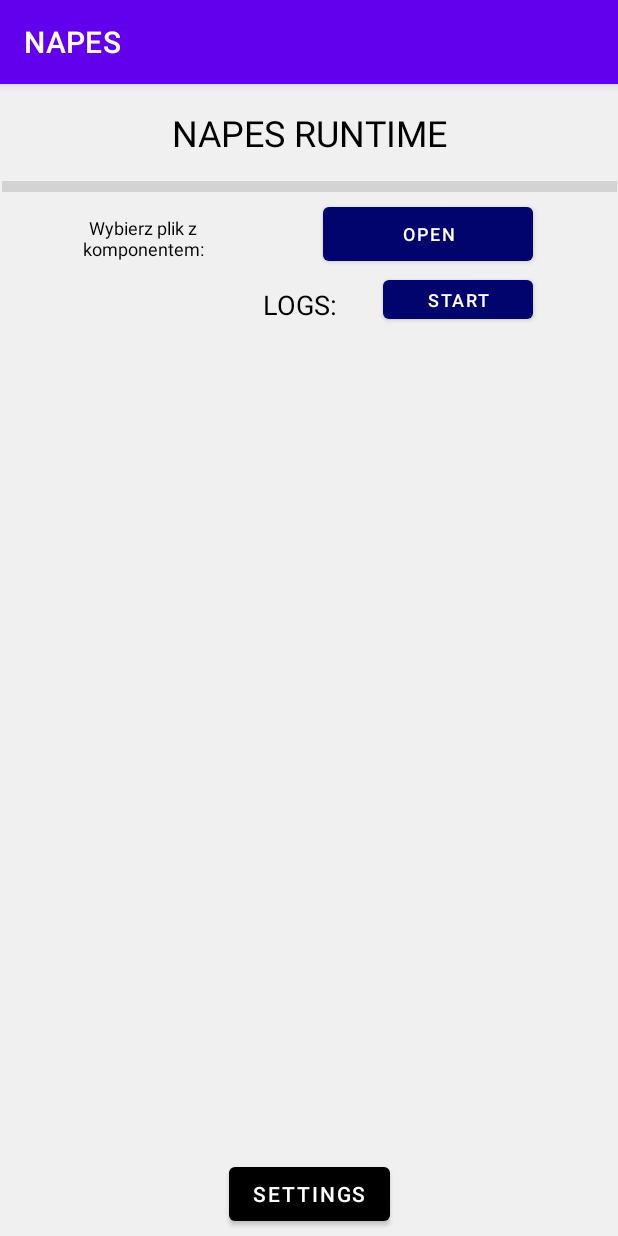
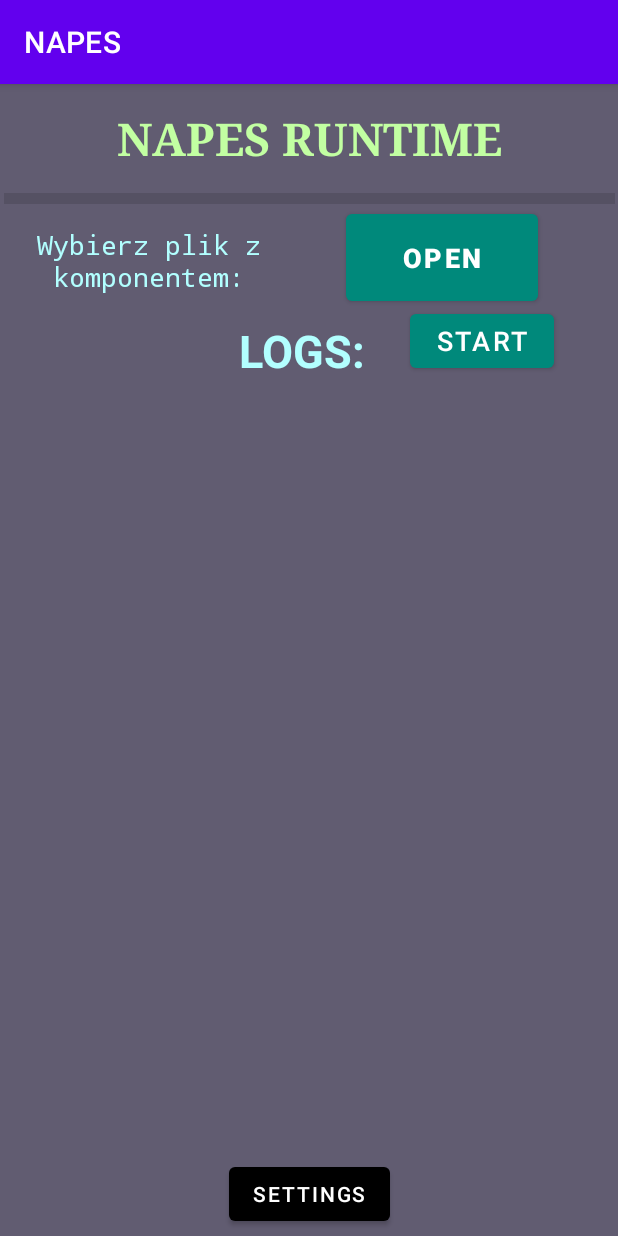
Before and after one commit to NikitaVovk/NAPES, an Android app: the screen it shows after launch (MainActivity), on a phone screen of 412 x 824 dp. Run offline under Robolectric (Android 15) with nearby library versions, the phone set to English and light mode, and no system bars; libraries missing offline, so code that uses them is left out: org.eclipse.paho.

Commit message:
SEEM WORKING FSM queue seems to be good //Checkpoint before UI changing// UI changed and LOG view was added

```diff
--- a/app/src/main/java/com/example/napes/clients/MqttCallbackImpl.java
+++ b/app/src/main/java/com/example/napes/clients/MqttCallbackImpl.java
@@ -9,6 +9,7 @@ import com.example.napes.runtime.domains.events.Event;
 import com.example.napes.runtime.service.EventService;
 import com.example.napes.runtime.service.Service;
 import com.example.napes.runtime.service.ServiceStates;
+import com.example.napes.runtime.service.payload.Colors;
 
 import org.eclipse.paho.client.mqttv3.IMqttDeliveryToken;
 import org.eclipse.paho.client.mqttv3.MqttAsyncClient;
@@ -75,7 +76,7 @@ public class MqttCallbackImpl implements MqttCallback {
     public void clientPublish(String message){
         try {
             client.publish(Config.mqttTopic,new MqttMessage(message.getBytes()));
-            mainActivity.setText("MQTT/Message sent!\n", Color.rgb(205,108,108));
+            mainActivity.setText("MQTT/Message sent!\n", Colors.mqttColor);
         } catch (MqttException e) {
             e.printStackTrace();
         }
@@ -107,7 +108,7 @@ public class MqttCallbackImpl implements MqttCallback {
 
       //  Config.fos.write(payload.getBytes());
         //textView.append("\n"+payload);
-        mainActivity.setText("MQTT message:\n@     Topic   >>>   " + topic +"\n@     Payload   >>>   "+payload+"\n\n", Color.rgb(51,38,38));
+        mainActivity.setText("MQTT message:\n@     Topic   >>>   " + topic +"\n@     Payload   >>>   "+payload+"\n\n",Colors.mqttColor);
         Log.d(TAG, payload);
 
     }
--- a/app/src/main/java/com/example/napes/clients/TcpClientNIO.java
+++ b/app/src/main/java/com/example/napes/clients/TcpClientNIO.java
@@ -5,6 +5,7 @@ import android.os.Build;
 
 import com.example.napes.MainActivity;
 import com.example.napes.runtime.domains.flows.Flow;
+import com.example.napes.runtime.service.payload.Colors;
 
 import java.io.IOException;
 import java.net.InetSocketAddress;
@@ -74,7 +75,7 @@ public class TcpClientNIO extends Thread{
         }
         //System.out.println(messages[i]);
         buffer.clear();
-        handler.setText("TCP/Sent successfully packet:\n@     Flow     >>>      {"+flow.getfType()+"}\n", Color.rgb(12,75,131));
+        handler.setText("TCP/Sent successfully packet:\n@     Flow     >>>      {"+flow.getfType()+"}\n", Colors.tcpColor);
     }
 
 
--- a/app/src/main/java/com/example/napes/clients/UdpClient.java
+++ b/app/src/main/java/com/example/napes/clients/UdpClient.java
@@ -6,6 +6,7 @@ import android.os.Message;
 import com.example.napes.MainActivity;
 import com.example.napes.config.Config;
 import com.example.napes.runtime.domains.flows.Flow;
+import com.example.napes.runtime.service.payload.Colors;
 
 import java.io.IOException;
 import java.net.DatagramPacket;
@@ -71,7 +72,7 @@ public class UdpClient extends Thread{
             String line = new String(packet.getData(), 0, packet.getLength());
 
             System.out.println(line);
-           handler.setText("UDP/Sent successfully packet:\n@     Flow     >>>     {"+ this.flow.getfType()+"}\n", Color.rgb(15,129,11));
+           handler.setText("UDP/Sent successfully packet:\n@     Flow     >>>     {"+ this.flow.getfType()+"}\n", Colors.udpColor);
 
         } catch (SocketException e) {
             e.printStackTrace();
--- a/app/src/main/java/com/example/napes/runtime/service/ServicePorts.java
+++ b/app/src/main/java/com/example/napes/runtime/service/ServicePorts.java
@@ -10,6 +10,7 @@ import com.example.napes.config.Config;
 import com.example.napes.runtime.domains.component.Component;
 import com.example.napes.runtime.domains.ports.Port;
 import com.example.napes.runtime.domains.ports.PortList;
+import com.example.napes.runtime.service.payload.Colors;
 import com.example.napes.runtime.service.servers.TcpServer;
 import com.example.napes.runtime.service.servers.TcpServerNIO;
 import com.example.napes.runtime.service.servers.UdpServer;
@@ -68,7 +69,7 @@ public class ServicePorts extends Service {
     }
     private void startServer(String pTransport, int port){
         if (pTransport.equals("T")){
-            handler.setText("TCP server started on   >>>   "+port+"\n............................................................", Color.rgb(12,75,131));
+            handler.setText("TCP server started on   >>>   "+port+"\n........................................................................\n", Colors.tcpColor);
 //            TcpServer tcpServer = new TcpServer(port,handler);
 //            tcpServer.start();
             TcpServerNIO tcpServerNIO = new TcpServerNIO(handler,port);
@@ -76,7 +77,7 @@ public class ServicePorts extends Service {
 
         }
         else if (pTransport.equals("U")){
-            handler.setText("UDP server started on   >>>   "+port+"\n............................................................", Color.rgb(15,129,11));
+            handler.setText("UDP server started on   >>>   "+port+"\n........................................................................\n", Colors.udpColor);
             udpServer = new UdpServer(port,handler);
             udpServer.start();
         }
--- a/app/src/main/java/com/example/napes/runtime/service/servers/TcpServerNIO.java
+++ b/app/src/main/java/com/example/napes/runtime/service/servers/TcpServerNIO.java
@@ -3,6 +3,7 @@ package com.example.napes.runtime.service.servers;
 import android.graphics.Color;
 
 import com.example.napes.MainActivity;
+import com.example.napes.runtime.service.payload.Colors;
 
 import java.io.IOException;
 import java.net.InetSocketAddress;
@@ -90,7 +91,7 @@ public class TcpServerNIO extends Thread{
         Socket socket = channel.socket();
         SocketAddress remoteAddr = socket.getRemoteSocketAddress();
         System.out.println("Connected to: " + remoteAddr);
-        handler.setText("TCP/Connected to: "+remoteAddr,Color.rgb(12,75,131));
+        handler.setText("TCP/Connected to: "+remoteAddr,Colors.tcpColor);
 
         /*
          * Register channel with selector for further IO (record it for read/write
@@ -118,6 +119,6 @@ public class TcpServerNIO extends Thread{
         byte[] data = new byte[numRead];
         System.arraycopy(buffer.array(), 0, data, 0, numRead);
         System.out.println("Got: " + new String(data));
-        handler.setText("TCP/Arrived message:\n@     PAYLOAD     >>>     \n "+new String(data)+"\n",Color.rgb(12,75,131));
+        handler.setText("TCP/Arrived message:\n@     PAYLOAD     >>>     \n "+new String(data)+"\n", Colors.tcpColor);
     }
 }
--- a/app/src/main/java/com/example/napes/runtime/service/servers/UdpServer.java
+++ b/app/src/main/java/com/example/napes/runtime/service/servers/UdpServer.java
@@ -4,6 +4,7 @@ package com.example.napes.runtime.service.servers;
 import android.graphics.Color;
 
 import com.example.napes.MainActivity;
+import com.example.napes.runtime.service.payload.Colors;
 
 import java.io.IOException;
 import java.net.DatagramPacket;
@@ -54,7 +55,7 @@ public class UdpServer extends Thread {
                 int port = packet.getPort();
                 System.out.println("Request from: " + address + ":" + port);
                 System.out.println("Received data: "+ new String(packet.getData()));
-                handler.setText("UDP/Arrived message:\n@     PAYLOAD     >>>   \n "+ new String(packet.getData())+"\n", Color.rgb(15,129,11));
+                handler.setText("UDP/Arrived message:\n@     PAYLOAD     >>>   \n "+ new String(packet.getData())+"\n", Colors.udpColor);
                 //   System.out.println(dString+" "+buf.length);
                 packet = new DatagramPacket(buf, buf.length, address, port);
                 socket.send(packet);
--- a/app/src/main/res/layout/activity_main.xml
+++ b/app/src/main/res/layout/activity_main.xml
@@ -7,24 +7,27 @@
     tools:context=".MainActivity">
 
     <RelativeLayout
-        android:layout_width="match_parent"
-        android:layout_height="match_parent"
-        android:background="#F0F0F0"
-        tools:layout_editor_absoluteX="183dp"
-        tools:layout_editor_absoluteY="217dp">
+        android:id="@+id/relativeLayout"
+        android:layout_width="0dp"
+        android:layout_height="0dp"
+        android:background="#615C71"
+        app:layout_constraintBottom_toBottomOf="parent"
+        app:layout_constraintEnd_toEndOf="parent"
+        app:layout_constraintStart_toStartOf="parent"
+        app:layout_constraintTop_toTopOf="parent">
 
     </RelativeLayout>
 
     <Button
         android:id="@+id/startSimulation"
-        android:layout_width="100dp"
-        android:layout_height="38dp"
-        android:layout_marginEnd="63dp"
-        android:layout_marginRight="63dp"
-        android:layout_marginBottom="19dp"
+        android:layout_width="96dp"
+        android:layout_height="48dp"
+        android:layout_marginEnd="59dp"
+        android:layout_marginRight="59dp"
+        android:layout_marginBottom="9dp"
         android:text="START"
-        android:textSize="12sp"
-        app:backgroundTint="#02046E"
+        android:textSize="18sp"
+        app:backgroundTint="#00897B"
         app:layout_constraintBottom_toTopOf="@+id/textViewMqtt"
         app:layout_constraintEnd_toEndOf="parent"
         app:layout_constraintStart_toEndOf="@+id/textView7"
@@ -32,18 +35,19 @@
 
     <TextView
         android:id="@+id/textView2"
-        android:layout_width="152dp"
-        android:layout_height="41dp"
-        android:layout_marginStart="26dp"
-        android:layout_marginLeft="26dp"
-        android:layout_marginEnd="44dp"
-        android:layout_marginRight="44dp"
+        android:layout_width="154dp"
+        android:layout_height="56dp"
+        android:layout_marginStart="19dp"
+        android:layout_marginLeft="19dp"
+        android:layout_marginEnd="50dp"
+        android:layout_marginRight="50dp"
         android:layout_marginBottom="1dp"
+        android:fontFamily="monospace"
         android:gravity="center"
         android:text="Wybierz plik z komponentem:"
         android:textAllCaps="false"
-        android:textColor="#000000"
-        android:textSize="12sp"
+        android:textColor="#B2FFFF"
+        android:textSize="18sp"
         app:layout_constraintBottom_toTopOf="@+id/startSimulation"
         app:layout_constraintEnd_toStartOf="@+id/sendButton"
         app:layout_constraintStart_toStartOf="parent"
@@ -51,7 +55,7 @@
 
     <View
         android:id="@+id/divider5"
-        android:layout_width="410dp"
+        android:layout_width="407dp"
         android:layout_height="7dp"
         android:layout_marginBottom="10dp"
         android:background="?android:attr/listDivider"
@@ -64,12 +68,13 @@
         android:id="@+id/textViewMqtt"
         android:layout_width="0dp"
         android:layout_height="0dp"
-        android:layout_marginStart="10dp"
-        android:layout_marginLeft="10dp"
-        android:layout_marginEnd="10dp"
-        android:layout_marginRight="10dp"
+        android:layout_marginStart="9dp"
+        android:layout_marginLeft="9dp"
+        android:layout_marginEnd="9dp"
+        android:layout_marginRight="9dp"
         android:layout_marginBottom="17dp"
         android:focusable="true"
+        android:fontFamily="monospace"
         android:scrollbars="vertical"
         android:textSize="18sp"
         app:layout_constraintBottom_toTopOf="@+id/settingButton"
@@ -91,31 +96,34 @@
 
     <Button
         android:id="@+id/sendButton"
-        android:layout_width="140dp"
-        android:layout_height="48dp"
-        android:layout_marginEnd="63dp"
-        android:layout_marginRight="63dp"
+        android:layout_width="128dp"
+        android:layout_height="70dp"
+        android:layout_marginTop="11dp"
+        android:layout_marginEnd="50dp"
+        android:layout_marginRight="50dp"
+        android:layout_marginBottom="10dp"
         android:text="OPEN"
-        android:textSize="12sp"
-        app:backgroundTint="#02046E"
-        app:layout_constraintBottom_toBottomOf="@+id/textView2"
+        android:textSize="18sp"
+        android:textStyle="bold"
+        app:backgroundTint="#00897B"
+        app:layout_constraintBottom_toTopOf="@+id/textView7"
         app:layout_constraintEnd_toEndOf="parent"
         app:layout_constraintStart_toEndOf="@+id/textView2"
-        app:layout_constraintTop_toTopOf="@+id/textView2"
-        app:layout_constraintVertical_bias="0.857" />
+        app:layout_constraintTop_toTopOf="@+id/divider5" />
 
     <TextView
         android:id="@+id/textView7"
         android:layout_width="wrap_content"
         android:layout_height="wrap_content"
-        android:layout_marginStart="181dp"
-        android:layout_marginLeft="181dp"
+        android:layout_marginStart="176dp"
+        android:layout_marginLeft="176dp"
         android:layout_marginTop="11dp"
         android:layout_marginEnd="30dp"
         android:layout_marginRight="30dp"
         android:text="LOGS:"
-        android:textColor="#000000"
-        android:textSize="18sp"
+        android:textColor="#B2FFFF"
+        android:textSize="30sp"
+        android:textStyle="bold"
         app:layout_constraintEnd_toStartOf="@+id/startSimulation"
         app:layout_constraintStart_toStartOf="parent"
         app:layout_constraintTop_toBottomOf="@+id/textView2" />
@@ -126,9 +134,11 @@
         android:layout_height="wrap_content"
         android:layout_marginTop="16dp"
         android:layout_marginBottom="16dp"
+        android:fontFamily="serif"
         android:text="NAPES RUNTIME"
-        android:textColor="#000000"
-        android:textSize="24sp"
+        android:textColor="#C2FFA2"
+        android:textSize="30sp"
+        android:textStyle="bold"
         app:layout_constraintBottom_toTopOf="@+id/divider5"
         app:layout_constraintEnd_toEndOf="parent"
         app:layout_constraintStart_toStartOf="parent"
```
Also changed, not shown: app/src/main/java/com/example/napes/MainActivity.java (+38 -4 lines), app/src/main/java/com/example/napes/runtime/service/ServiceActions.java (+5 -2 lines), app/src/main/java/com/example/napes/runtime/service/ServiceFsm.java (+7 -1 lines), app/src/main/java/com/example/napes/runtime/service/ServiceLocalEvents.java (+11 -1 lines), app/src/main/java/com/example/napes/runtime/service/ServiceStates.java (+5 -2 lines), app/src/main/java/com/example/napes/runtime/service/payload/Colors.java (added, +16 -0 lines).
